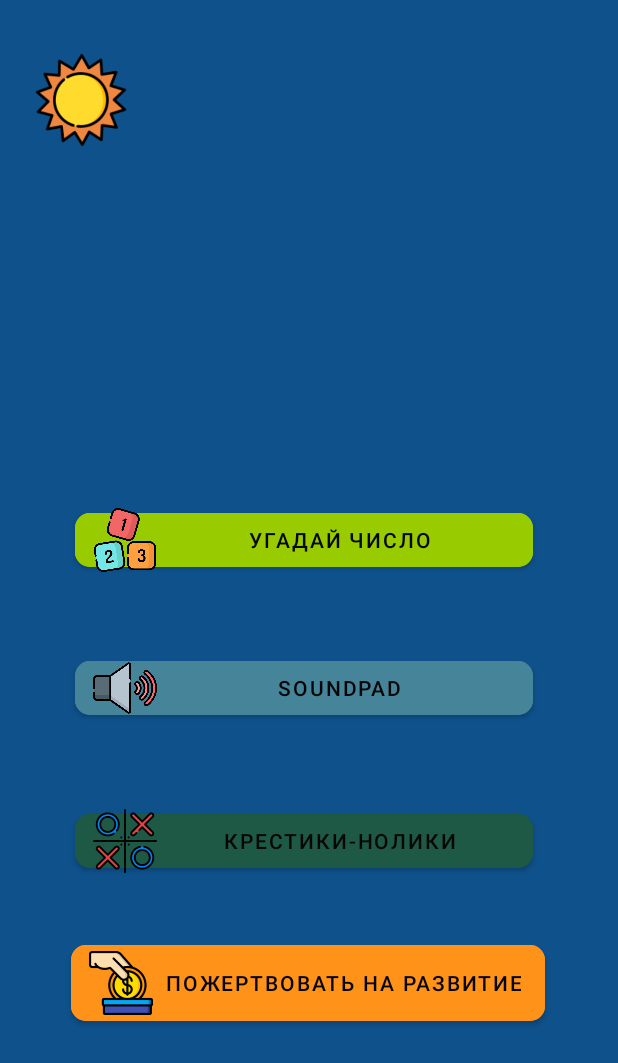
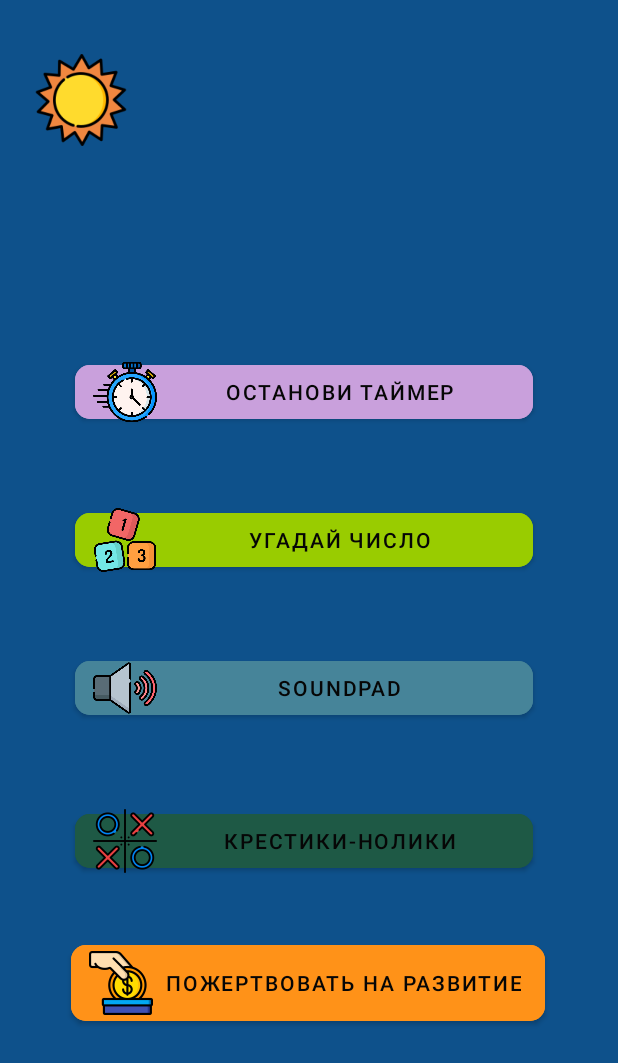
Before and after one commit to RUGameLink/Game_Box, an Android app: the fragment MenuFragment placed in its activity, on a phone screen of 412 x 824 dp. Shown: the top 1063 px of the screen. Run offline under Robolectric (Android 15) with nearby library versions, the light colour scheme and no system bars; 2 statements that could not run were skipped.

Commit message:
Подготовка формы для игры "Останови время"

```diff
--- a/app/src/main/AndroidManifest.xml
+++ b/app/src/main/AndroidManifest.xml
@@ -11,6 +11,9 @@
         android:theme="@style/Theme.StoryBook">
         <activity
             android:name="com.example.ticTacToeGame.Activity.MainActivity"
+            android:exported="false" />
+        <activity
+            android:name="com.example.ticTacToeGame.Activity.TimerActivity"
             android:exported="false" />
         <activity
             android:name="com.example.ticTacToeGame.Activity.TicTacToeActivity"
--- a/app/src/main/java/com/example/ticTacToeGame/Fragment/MenuFragment.kt
+++ b/app/src/main/java/com/example/ticTacToeGame/Fragment/MenuFragment.kt
@@ -13,12 +13,14 @@ import com.example.storybook.R
 import com.example.ticTacToeGame.Activity.MainActivity
 import com.example.ticTacToeGame.Activity.SoundPadActivity
 import com.example.ticTacToeGame.Activity.TicTacToeActivity
+import com.example.ticTacToeGame.Activity.TimerActivity
 
 class MenuFragment : Fragment() {
     private lateinit var donateButton: Button
     private lateinit var ticTacToeButton: Button
     private lateinit var soundPadButton: Button
     private lateinit var guessTheNumberButton: Button
+    private lateinit var timerButton: Button
 
 
 
@@ -39,8 +41,13 @@ class MenuFragment : Fragment() {
         ticTacToeButton.setOnClickListener(ticTacToeListener)
         soundPadButton.setOnClickListener(soundPadListener)
         guessTheNumberButton.setOnClickListener(guessTheNumberListener)
+        timerButton.setOnClickListener(timerButtonListener)
 
         return view
+    }
+
+    private var timerButtonListener: View.OnClickListener = View.OnClickListener {
+        timerGameShow()
     }
 
     private var soundPadListener: View.OnClickListener = View.OnClickListener {
@@ -73,6 +80,11 @@ class MenuFragment : Fragment() {
         startActivity(i)
     }
 
+    private fun timerGameShow(){
+        val i = Intent(getActivity(), TimerActivity::class.java)
+        startActivity(i)
+    }
+
     private fun ticTacToeShow(){
         val i = Intent(getActivity(), TicTacToeActivity::class.java)
         startActivity(i)
@@ -88,6 +100,7 @@ class MenuFragment : Fragment() {
         ticTacToeButton = view.findViewById(R.id.tictactoeButton)!!
         soundPadButton = view.findViewById(R.id.soundpadButton)
         guessTheNumberButton = view.findViewById(R.id.guessMyNumberButton)
+        timerButton = view.findViewById(R.id.timerGameButton)
     }
 
 }
--- a/app/src/main/res/layout/fragment_menu.xml
+++ b/app/src/main/res/layout/fragment_menu.xml
@@ -8,6 +8,25 @@
     <androidx.constraintlayout.widget.ConstraintLayout
         android:layout_width="match_parent"
         android:layout_height="match_parent">
+
+        <com.google.android.material.button.MaterialButton
+            android:id="@+id/timerGameButton"
+            style="@style/Widget.MaterialComponents.Button.Icon"
+            android:layout_width="305dp"
+            android:layout_height="48dp"
+            android:backgroundTint="@color/wisteria"
+            android:text="@string/timer_button"
+            app:cornerRadius="15px"
+            app:icon="@drawable/timer"
+            app:iconSize="64px"
+            app:iconTint="@null"
+            app:layout_constraintBottom_toBottomOf="parent"
+            app:layout_constraintEnd_toEndOf="parent"
+            app:layout_constraintHorizontal_bias="0.471"
+            app:layout_constraintStart_toStartOf="parent"
+            app:layout_constraintTop_toTopOf="parent"
+            app:layout_constraintVertical_bias="0.306"
+            app:rippleColor="@color/wild_orchid" />
 
         <com.google.android.material.button.MaterialButton
             android:id="@+id/guessMyNumberButton"
--- a/app/src/main/res/values-night/themes.xml
+++ b/app/src/main/res/values-night/themes.xml
@@ -14,4 +14,8 @@
         <item name="android:windowAnimationStyle">@style/animation</item>
         <!-- Customize your theme here. -->
     </style>
+    <style name="animation">
+        <item name="android:windowEnterAnimation">@android:anim/fade_in</item>
+        <item name="android:windowExitAnimation">@android:anim/fade_out</item>
+    </style>
 </resources>
--- a/app/src/main/res/values/colors.xml
+++ b/app/src/main/res/values/colors.xml
@@ -18,4 +18,6 @@
     <color name="mainly_blue">#468499</color>
     <color name="lyght_green">#99CC00</color>
     <color name="lyghter_green">#99FF33</color>
+    <color name="wisteria">#c9a0dc</color>
+    <color name="wild_orchid">#d470a2</color>
 </resources>
--- a/app/src/main/res/values/strings.xml
+++ b/app/src/main/res/values/strings.xml
@@ -3,6 +3,7 @@
     <string name="loading">Loading...</string>
     <string name="donate">Пожертвовать на развитие</string>
     <string name="tic_tac_toe">Крестики-нолики</string>
+    <string name="timer_button">Останови таймер</string>
     <string name="turnOne">Ходит Крестик</string>
     <string name="turnTwo">Ходит Нолик</string>
     <string name="playerOneWin">Крестик выиграл</string>
@@ -42,4 +43,8 @@
     <string name="end_guess_game">Победа! Возвращаемся назад...</string>
 
     <string name="hello_blank_fragment">Hello blank fragment</string>
+
+    <string name="timer_text">00:00:00</string>
+    <string name="mission_text">Вам нужно остановить таймер на:</string>
+    <string name="timer_ask_text">Нажмите на картинку, чтобы запустить / останосить таймер</string>
 </resources>
```
Also changed, not shown: app/src/main/java/com/example/ticTacToeGame/Activity/TimerActivity.kt (added, +34 -0 lines), app/src/main/res/layout/activity_timer.xml (added, +111 -0 lines), app/src/main/res/drawable/curve_arrow.png (added), app/src/main/res/drawable/stopwatch.png (added), app/src/main/res/drawable/timer.png (added).
